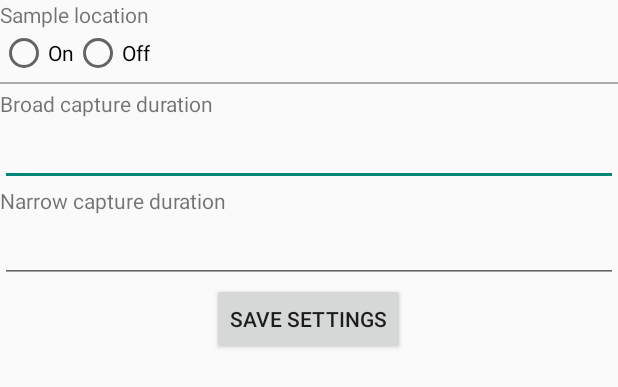
After one commit to tomislijepcevic/muc_project, an Android app: the layout settings.xml on its own in the app's theme, with its tools: preview values and no code run, on a phone screen of 412 x 824 dp. The commit adds this screen. Shown: the top 387 px of the screen. Run offline under Robolectric (Android 15) with nearby library versions, the light colour scheme and no system bars.

Commit message:
Added settings activity and basic layout.

```diff
--- a/app/src/main/AndroidManifest.xml
+++ b/app/src/main/AndroidManifest.xml
@@ -17,7 +17,7 @@
             </intent-filter>
         </activity>
         <activity android:name=".activities.DetailsActivity" android:label="Details"/>
-
+        <activity android:name=".activities.SettingsActivity" android:label="Settings"/>
 
         <meta-data
             android:name="com.google.android.maps.v2.API_KEY"
--- /dev/null
+++ b/app/src/main/res/layout/settings.xml
@@ -0,0 +1,65 @@
+<?xml version="1.0" encoding="utf-8"?>
+<LinearLayout xmlns:android="http://schemas.android.com/apk/res/android"
+    android:orientation="vertical" android:layout_width="match_parent"
+    android:layout_height="match_parent">
+
+    <TextView
+        android:layout_width="match_parent"
+        android:layout_height="wrap_content"
+        android:text="@string/sample_location" />
+
+    <RadioGroup
+        android:layout_width="match_parent"
+        android:layout_height="wrap_content"
+        android:orientation="horizontal"
+        android:id="@+id/location_radioGroup">
+
+        <RadioButton
+            android:layout_width="wrap_content"
+            android:layout_height="wrap_content"
+            android:text="@string/on"
+            android:id="@+id/on_radio" />
+
+        <RadioButton
+            android:layout_width="wrap_content"
+            android:layout_height="wrap_content"
+            android:text="@string/off"
+            android:id="@+id/off_radio" />
+
+    </RadioGroup>
+
+    <View
+        android:layout_width="match_parent"
+        android:layout_height="1dp"
+        android:layout_marginBottom="3dp"
+        android:layout_marginTop="3dp"
+        android:background="@android:color/darker_gray" />
+
+    <TextView
+        android:layout_width="match_parent"
+        android:layout_height="wrap_content"
+        android:text="@string/broad_capture_duration" />
+
+    <EditText
+        android:layout_width="match_parent"
+        android:layout_height="wrap_content"
+        android:id="@+id/broadCaptureDuration_exitText" />
+
+    <TextView
+        android:layout_width="wrap_content"
+        android:layout_height="wrap_content"
+        android:text="@string/narrow_capture_duration"/>
+
+    <EditText
+        android:layout_width="match_parent"
+        android:layout_height="wrap_content"
+        android:id="@+id/narrowCaptureDuration_editText"  />
+
+    <Button
+        android:layout_width="wrap_content"
+        android:layout_height="wrap_content"
+        android:text="@string/save_settings"
+        android:id="@+id/save_settings_button"
+        android:layout_gravity="center_horizontal" />
+
+</LinearLayout>
--- a/app/src/main/res/values/strings.xml
+++ b/app/src/main/res/values/strings.xml
@@ -13,4 +13,16 @@
     <string name="counter">Counter</string>
     <string name="last_seen">Last seen</string>
     <string name="last_location">Last location</string>
+    <string name="settings">Settings</string>
+    <string name="scan_now">Scan now</string>
+    <string name="empty_subscribed_list">You are not subscribed to any device</string>
+    <string name="sample_location">Sample location</string>
+    <string name="on">On</string>
+    <string name="off">Off</string>
+    <string name="broad_capture_duration">Broad capture duration</string>
+    <string name="narrow_capture_duration">Narrow capture duration</string>
+    <string name="save_settings">Save settings</string>
+    <string name="broadCaptureDuration_error">Broad capture duration should be between 1 and 100</string>
+    <string name="narrowCaptureDuration_error">Narrow capture duration should be between 1 and 100.</string>
+    <string name="settings_updated">Settings updated.</string>
 </resources>
```
Also changed, not shown: app/src/main/java/muc/project/activities/MainActivity.java (+43 -4 lines), app/src/main/java/muc/project/activities/SettingsActivity.java (added, +101 -0 lines), app/src/main/java/muc/project/helpers/Constants.java (added, +11 -0 lines), app/src/main/java/muc/project/helpers/Validation.java (added, +37 -0 lines), app/src/main/res/layout/content_main.xml (+14 -6 lines).
